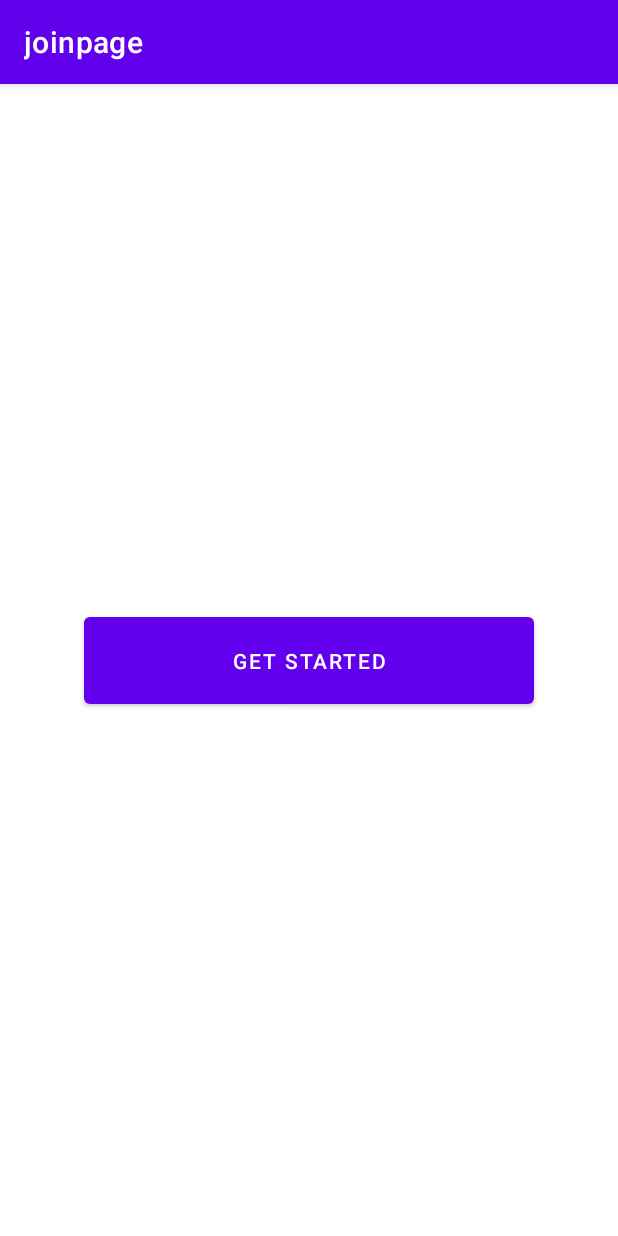
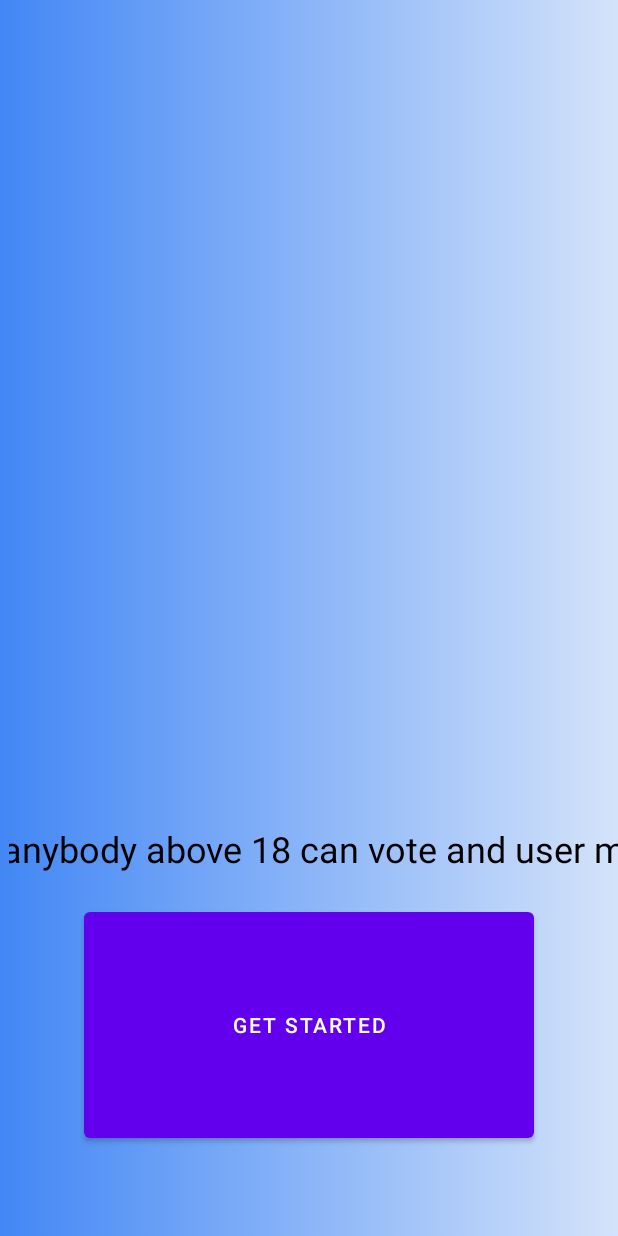
Before and after one commit to Zandevier/AndroidProject, an Android app: the screen it shows after launch (MainActivity), on a phone screen of 412 x 824 dp. Run offline under Robolectric (Android 15) with nearby library versions, the phone set to English and light mode, and no system bars.

Commit message:
added bg

```diff
--- a/app/src/main/java/com/example/joinpage/MainActivity.java
+++ b/app/src/main/java/com/example/joinpage/MainActivity.java
@@ -3,18 +3,26 @@ package com.example.joinpage;
 import androidx.appcompat.app.AppCompatActivity;
 
 import android.os.Bundle;
+import android.text.TextUtils;
+import android.view.Window;
+import android.view.WindowManager;
 import android.widget.Button;
 import android.content.Intent;
 import android.view.View;
+import android.widget.TextView;
 
 public class MainActivity extends AppCompatActivity {
     public Button button;
+    public TextView text;
     @Override
     protected void onCreate(Bundle savedInstanceState) {
         super.onCreate(savedInstanceState);
         setContentView(R.layout.activity_main);
 
-        getActionBar().hide();
+        text = (TextView) findViewById(R.id.text);
+        text.setEllipsize(TextUtils.TruncateAt.MARQUEE);
+        text.setSelected(true);
+
 
         button = (Button) findViewById(R.id.btn1);
         button.setOnClickListener(new View.OnClickListener() {
--- /dev/null
+++ b/app/src/main/res/drawable/background_1.xml
@@ -0,0 +1,15 @@
+<?xml version="1.0" encoding="utf-8"?>
+<selector xmlns:android="http://schemas.android.com/apk/res/android">
+    <item>
+        <shape>
+            <gradient
+                android:centerColor="#4287f5"
+
+                android:centerX="0.5"
+                android:centerY="0"
+                android:startColor="#4287f5"
+                android:endColor="#d4e3fa"
+                ></gradient>
+        </shape>
+    </item>
+</selector>
--- a/app/src/main/res/layout/activity_main.xml
+++ b/app/src/main/res/layout/activity_main.xml
@@ -1,19 +1,50 @@
 <?xml version="1.0" encoding="utf-8"?>
-<androidx.constraintlayout.widget.ConstraintLayout xmlns:android="http://schemas.android.com/apk/res/android"
+<RelativeLayout xmlns:android="http://schemas.android.com/apk/res/android"
     xmlns:app="http://schemas.android.com/apk/res-auto"
     xmlns:tools="http://schemas.android.com/tools"
     android:layout_width="match_parent"
     android:layout_height="match_parent"
-    tools:context=".MainActivity">
+    android:backgroundTintMode="src_in"
+    android:hapticFeedbackEnabled="false"
+    tools:context=".MainActivity"
+    android:background="@drawable/background_1"
+    android:id="@+id/MainLayout"
+    >
+
+    <TextView
+        android:id="@+id/text"
+        android:layout_width="match_parent"
+        android:layout_height="wrap_content"
+        android:layout_alignParentStart="true"
+        android:layout_alignParentTop="true"
+        android:layout_alignParentEnd="true"
+        android:layout_alignParentBottom="true"
+        android:layout_marginStart="6dp"
+
+        android:layout_marginTop="549dp"
+        android:layout_marginEnd="-6dp"
+        android:layout_marginBottom="139dp"
+        android:scrollHorizontally="true"
+        android:singleLine="true"
+        android:text="This is the app for voting anybody above 18 can vote and user must hold the election card"
+        android:textColor="@color/black"
+        android:textSize="24sp"></TextView>
 
     <Button
         android:id="@+id/btn1"
         android:layout_width="300dp"
         android:layout_height="70dp"
+        android:layout_alignParentTop="true"
+        android:layout_alignParentBottom="true"
+        android:layout_centerHorizontal="true"
+        android:layout_marginTop="602dp"
+        android:layout_marginBottom="59dp"
         android:shadowColor="#656565"
         android:text="Get started"
         app:layout_constraintBottom_toBottomOf="parent"
         app:layout_constraintEnd_toEndOf="parent"
+        app:layout_constraintHorizontal_bias="0.495"
         app:layout_constraintStart_toStartOf="parent"
-        app:layout_constraintTop_toTopOf="parent" />
-</androidx.constraintlayout.widget.ConstraintLayout>
+        app:layout_constraintTop_toTopOf="parent"
+        app:layout_constraintVertical_bias="0.895" />
+</RelativeLayout>
--- a/app/src/main/res/values-night/themes.xml
+++ b/app/src/main/res/values-night/themes.xml
@@ -1,6 +1,6 @@
 <resources xmlns:tools="http://schemas.android.com/tools">
     <!-- Base application theme. -->
-    <style name="Theme.Joinpage" parent="Theme.MaterialComponents.DayNight.DarkActionBar">
+    <style name="Theme.Joinpage" parent="Theme.MaterialComponents.DayNight.NoActionBar">
         <!-- Primary brand color. -->
         <item name="colorPrimary">@color/purple_200</item>
         <item name="colorPrimaryVariant">@color/purple_700</item>
--- a/app/src/main/res/values/themes.xml
+++ b/app/src/main/res/values/themes.xml
@@ -1,6 +1,6 @@
 <resources xmlns:tools="http://schemas.android.com/tools">
     <!-- Base application theme. -->
-    <style name="Theme.Joinpage" parent="Theme.MaterialComponents.DayNight.DarkActionBar">
+    <style name="Theme.Joinpage" parent="Theme.MaterialComponents.DayNight.NoActionBar">
         <!-- Primary brand color. -->
         <item name="colorPrimary">@color/purple_500</item>
         <item name="colorPrimaryVariant">@color/purple_700</item>
```
